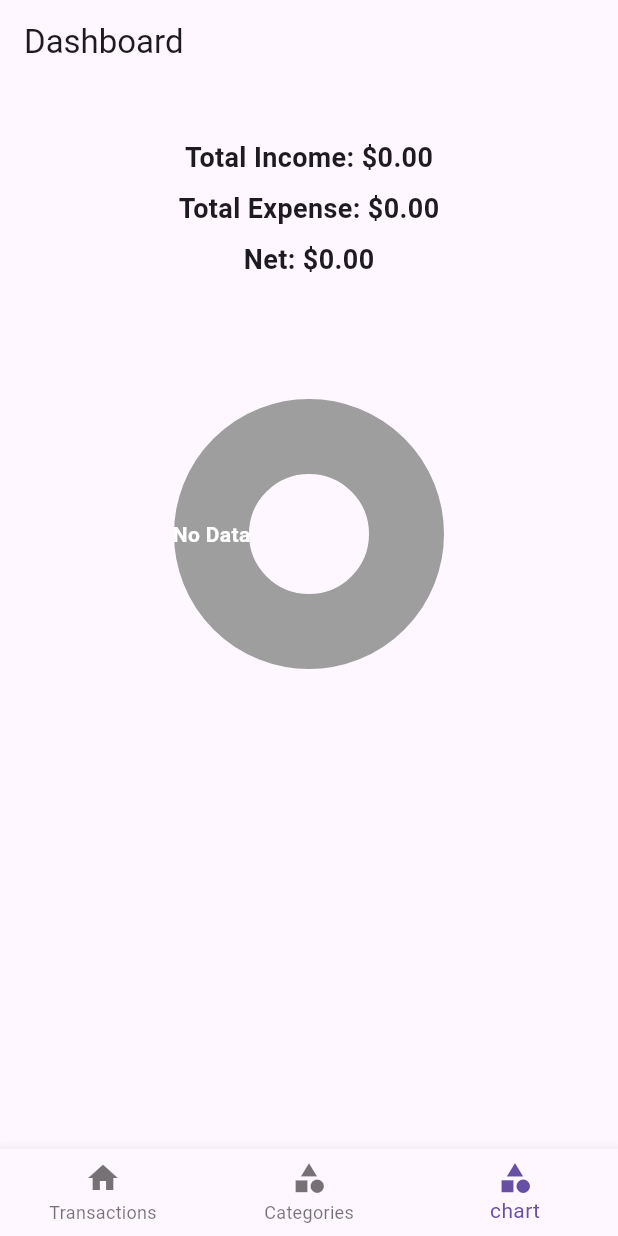
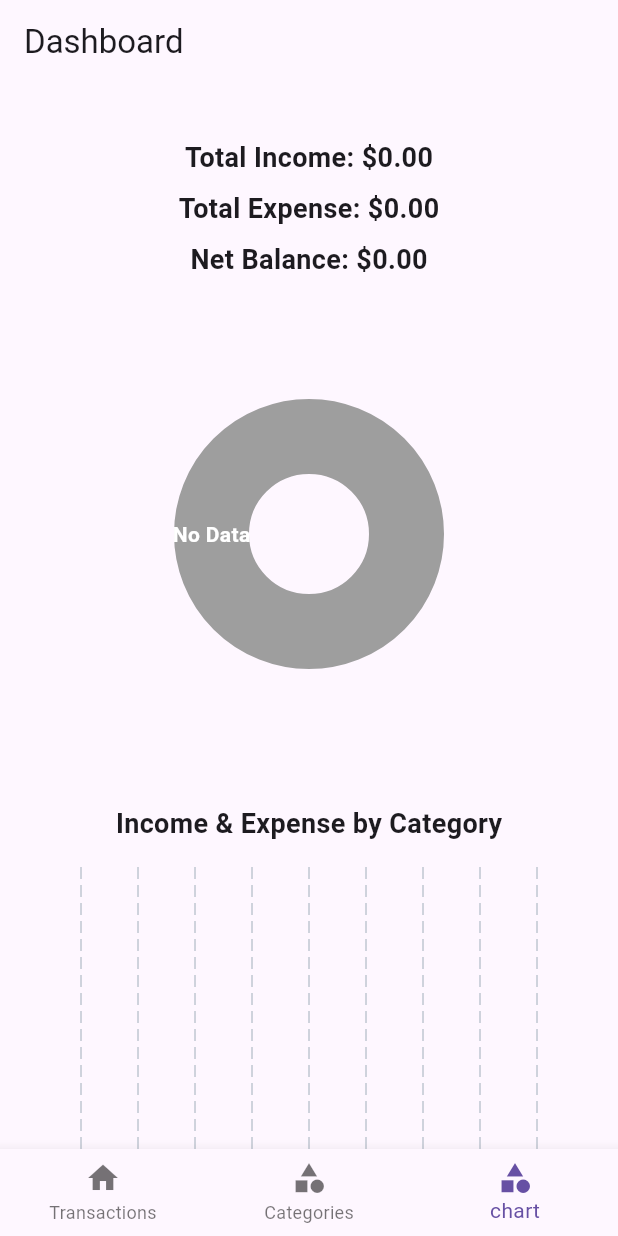
Before and after one commit to Mrmohsine/flutter-gestion, a Flutter app: the screen it shows after launch, swiped to page 3, on a phone screen of 412 x 824 dp. Run offline on Flutter 3.47's test engine with Material 3 defaults, Android fonts, the phone set to English and light mode, and no system bars; drawn by our look-alikes of fl_chart; our stand-ins replace cloud_firestore, firebase_core, flutter_local_notifications; accounts and stored records are empty.

Commit message:
upadated app

```diff
--- a/lib/pages/charts.dart
+++ b/lib/pages/charts.dart
@@ -1,3 +1,4 @@
+import 'dart:math';
 import 'package:cloud_firestore/cloud_firestore.dart';
 import 'package:flutter/material.dart';
 import 'package:fl_chart/fl_chart.dart';
@@ -14,26 +15,79 @@ class DashboardPage extends StatelessWidget {
         builder: (context, snapshot) {
           if (snapshot.hasData) {
             final transactions = snapshot.data!.docs;
-
-            // Calculate totals
             double totalIncome = 0;
             double totalExpense = 0;
+
+            // Aggregation for global totals.
             for (var doc in transactions) {
               final data = doc.data() as Map<String, dynamic>;
               double amount = (data['montant'] as num).toDouble();
-              String type = data['type'];
-              if (type == 'recette') {
+              if (data['type'] == 'recette') {
                 totalIncome += amount;
-              } else if (type == 'dépense') {
+              } else if (data['type'] == 'dépense') {
                 totalExpense += amount;
               }
             }
             double net = totalIncome - totalExpense;
 
+            // Aggregate totals per category.
+            final Map<String, double> categoryIncome = {};
+            final Map<String, double> categoryExpense = {};
+            for (var doc in transactions) {
+              final data = doc.data() as Map<String, dynamic>;
+              final category = data['category'] ?? 'Unknown';
+              final type = data['type'] ?? '';
+              final amount = (data['montant'] as num).toDouble();
+              if (type == 'recette') {
+                categoryIncome[category] = (categoryIncome[category] ?? 0) + amount;
+              } else if (type == 'dépense') {
+                categoryExpense[category] = (categoryExpense[category] ?? 0) + amount;
+              }
+            }
+            // All unique categories.
+            final allCategories = {
+              ...categoryIncome.keys,
+              ...categoryExpense.keys,
+            }.toList();
+
+            // Build bar groups for each category.
+            final List<BarChartGroupData> barGroups = [];
+            double maxVal = 0;
+            for (int i = 0; i < allCategories.length; i++) {
+              final catName = allCategories[i];
+              final incomeVal = categoryIncome[catName] ?? 0;
+              final expenseVal = categoryExpense[catName] ?? 0;
+              maxVal = max(maxVal, max(incomeVal, expenseVal));
+
+              barGroups.add(
+                BarChartGroupData(
+                  x: i,
+                  barsSpace: 8,
+                  barRods: [
+                    // Income bar (green)
+                    BarChartRodData(
+                      toY: incomeVal,
+                      color: Colors.green,
+                      width: 10,
+                      borderRadius: BorderRadius.circular(4),
+                    ),
+                    // Expense bar (red)
+                    BarChartRodData(
+                      toY: expenseVal,
+                      color: Colors.red,
+                      width: 10,
+                      borderRadius: BorderRadius.circular(4),
+                    ),
+                  ],
+                ),
+              );
+            }
+
             return SingleChildScrollView(
-              padding: const EdgeInsets.all(16.0),
+              padding: const EdgeInsets.all(16),
               child: Column(
                 children: [
+                  // Global Totals Section
                   const SizedBox(height: 20),
                   Text(
                     "Total Income: \$${totalIncome.toStringAsFixed(2)}",
@@ -46,13 +100,70 @@ class DashboardPage extends StatelessWidget {
                   ),
                   const SizedBox(height: 8),
                   Text(
-                    "Net: \$${net.toStringAsFixed(2)}",
+                    "Net Balance: \$${net.toStringAsFixed(2)}",
                     style: const TextStyle(fontSize: 18, fontWeight: FontWeight.bold),
                   ),
                   const SizedBox(height: 20),
+                  // Global Pie Chart
                   SizedBox(
                     height: 300,
-                    child: buildPieChart(totalIncome, totalExpense),
+                    child: PieChart(
+                      PieChartData(
+                        sections: _buildPieChartSections(totalIncome, totalExpense),
+                        centerSpaceRadius: 40,
+                        sectionsSpace: 2,
+                      ),
+                    ),
+                  ),
+                  const SizedBox(height: 30),
+                  // Grouped Bar Chart by Category
+                  const Text(
+                    'Income & Expense by Category',
+                    style: TextStyle(fontSize: 18, fontWeight: FontWeight.bold),
+                  ),
+                  const SizedBox(height: 16),
+                  SizedBox(
+                    height: 400,
+                    child: BarChart(
+                      BarChartData(
+                        barGroups: barGroups,
+                        maxY: maxVal * 1.2,
+                        groupsSpace: 20,
+                        borderData: FlBorderData(show: false),
+                        barTouchData: BarTouchData(enabled: false),
+                        titlesData: FlTitlesData(
+                          bottomTitles: AxisTitles(
+                            sideTitles: SideTitles(
+                              showTitles: true,
+                              reservedSize: 50,
+                              getTitlesWidget: (double value, TitleMeta meta) {
+                                final index = value.toInt();
+                                if (index < 0 || index >= allCategories.length) return const SizedBox();
+                                final catName = allCategories[index];
+                                return SideTitleWidget(
+                                  meta: meta,
+                                  space: 8,
+                                  child: Text(
+                                    catName,
+                                    textAlign: TextAlign.center,
+                                    style: const TextStyle(fontSize: 12),
+                                  ),
+                                );
+                              },
+                            ),
+                          ),
+                          leftTitles: AxisTitles(
+                            sideTitles: SideTitles(showTitles: false),
+                          ),
+                          topTitles: AxisTitles(
+                            sideTitles: SideTitles(showTitles: false),
+                          ),
+                          rightTitles: AxisTitles(
+                            sideTitles: SideTitles(showTitles: false),
+                          ),
+                        ),
+                      ),
+                    ),
                   ),
                 ],
               ),
@@ -67,8 +178,10 @@ class DashboardPage extends StatelessWidget {
     );
   }
 
-  Widget buildPieChart(double totalIncome, double totalExpense) {
-    List<PieChartSectionData> sections = [];
+  /// Builds the global pie chart sections for total income and expense.
+  List<PieChartSectionData> _buildPieChartSections(double totalIncome, double totalExpense) {
+    final List<PieChartSectionData> sections = [];
+
     if (totalIncome > 0) {
       sections.add(
         PieChartSectionData(
@@ -102,12 +215,6 @@ class DashboardPage extends StatelessWidget {
         ),
       );
     }
-    return PieChart(
-      PieChartData(
-        sections: sections,
-        centerSpaceRadius: 40,
-        sectionsSpace: 2,
-      ),
-    );
+    return sections;
   }
 }
```
